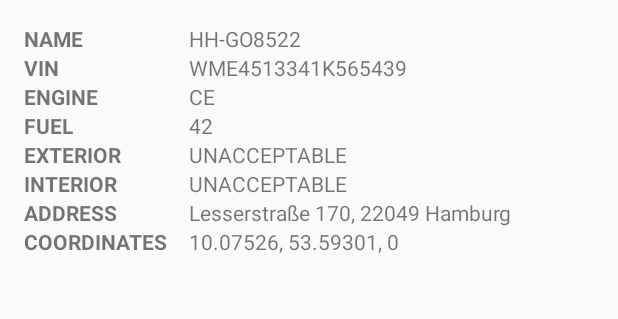
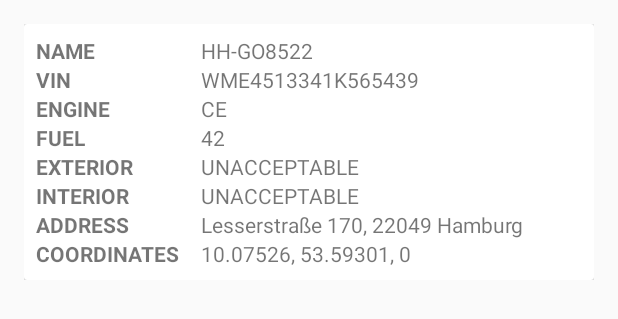
Before and after one commit to Chrissetiana/wunder-app, an Android app: the layout activity_detail.xml on its own in the app's theme, with its tools: preview values and no code run, on a phone screen of 412 x 824 dp. Shown: the top 319 px of the screen. Run offline under Robolectric (Android 15) with nearby library versions, the phone set to English and light mode, and no system bars.

```diff
--- a/app/build.gradle
+++ b/app/build.gradle
@@ -23,10 +23,10 @@ dependencies {
     implementation 'com.android.support:appcompat-v7:27.1.1'
     implementation 'com.android.support:design:27.1.1'
     implementation 'com.android.support:recyclerview-v7:27.1.1'
+    implementation 'com.android.support:cardview-v7:27.1.1'
     implementation 'com.google.android.gms:play-services-maps:15.0.1'
     implementation 'com.google.android.gms:play-services-location:15.0.1'
     implementation 'com.google.maps.android:android-maps-utils:0.5'
-    implementation 'com.google.code.gson:gson:2.8.0'
     testImplementation 'junit:junit:4.12'
     androidTestImplementation 'com.android.support.test:runner:1.0.2'
     androidTestImplementation 'com.android.support.test.espresso:espresso-core:3.0.2'
--- a/app/src/main/java/com/chrissetiana/wunderapp/MainActivity.java
+++ b/app/src/main/java/com/chrissetiana/wunderapp/MainActivity.java
@@ -12,7 +12,6 @@ import android.net.NetworkInfo;
 import android.os.Bundle;
 import android.support.v4.app.NavUtils;
 import android.support.v7.app.AppCompatActivity;
-import android.support.v7.widget.DividerItemDecoration;
 import android.support.v7.widget.LinearLayoutManager;
 import android.support.v7.widget.RecyclerView;
 import android.text.TextUtils;
@@ -51,9 +50,6 @@ public class MainActivity extends AppCompatActivity implements LoaderCallbacks<L
         listCars.setLayoutManager(layoutManager);
         listCars.setHasFixedSize(false);
         listCars.setAdapter(adapter);
-
-        DividerItemDecoration divider = new DividerItemDecoration(listCars.getContext(), layoutManager.getOrientation());
-        listCars.addItemDecoration(divider);
 
         ConnectivityManager connectivityManager = (ConnectivityManager) getSystemService(Context.CONNECTIVITY_SERVICE);
         assert connectivityManager != null;
--- a/app/src/main/java/com/chrissetiana/wunderapp/MapActivity.java
+++ b/app/src/main/java/com/chrissetiana/wunderapp/MapActivity.java
@@ -109,7 +109,7 @@ public class MapActivity extends AppCompatActivity implements OnMapReadyCallback
             map.getUiSettings().setAllGesturesEnabled(true);
             map.getUiSettings().setMyLocationButtonEnabled(true);
             map.setOnCameraIdleListener(clusterManager);
-            map.setOnInfoWindowClickListener(clusterManager);
+//            map.setOnInfoWindowClickListener(clusterManager);
             map.setOnMapClickListener(new GoogleMap.OnMapClickListener() {
                 @Override
                 public void onMapClick(LatLng latLng) {
--- a/app/src/main/res/layout/activity_detail.xml
+++ b/app/src/main/res/layout/activity_detail.xml
@@ -1,13 +1,25 @@
 <?xml version="1.0" encoding="utf-8"?>
 <LinearLayout xmlns:android="http://schemas.android.com/apk/res/android"
+    xmlns:card_view="http://schemas.android.com/apk/res-auto"
     xmlns:tools="http://schemas.android.com/tools"
+    android:layout_width="match_parent"
     android:layout_height="wrap_content"
-    android:layout_width="match_parent"
     android:layout_margin="@dimen/outer"
     android:orientation="vertical">
 
+    <android.support.v7.widget.CardView
+        android:layout_width="match_parent"
+        android:layout_height="wrap_content"
+        android:layout_gravity="center"
+        card_view:cardElevation="@dimen/card_elevation"
+        card_view:contentPadding="@dimen/inner">
+
         <LinearLayout
-        android:id="@+id/name"
+            android:layout_width="match_parent"
+            android:layout_height="wrap_content"
+            android:orientation="vertical">
+
+            <LinearLayout
                 android:layout_width="match_parent"
                 android:layout_height="wrap_content"
                 android:orientation="horizontal">
@@ -28,7 +40,6 @@
             </LinearLayout>
 
             <LinearLayout
-        android:id="@+id/vin"
                 android:layout_width="match_parent"
                 android:layout_height="wrap_content"
                 android:orientation="horizontal">
@@ -49,7 +60,6 @@
             </LinearLayout>
 
             <LinearLayout
-        android:id="@+id/engine"
                 android:layout_width="match_parent"
                 android:layout_height="wrap_content"
                 android:orientation="horizontal">
@@ -70,7 +80,6 @@
             </LinearLayout>
 
             <LinearLayout
-        android:id="@+id/fuel"
                 android:layout_width="match_parent"
                 android:layout_height="wrap_content"
                 android:orientation="horizontal">
@@ -91,7 +100,6 @@
             </LinearLayout>
 
             <LinearLayout
-        android:id="@+id/exterior"
                 android:layout_width="match_parent"
                 android:layout_height="wrap_content"
                 android:orientation="horizontal">
@@ -112,7 +120,6 @@
             </LinearLayout>
 
             <LinearLayout
-        android:id="@+id/interior"
                 android:layout_width="match_parent"
                 android:layout_height="wrap_content"
                 android:orientation="horizontal">
@@ -133,7 +140,6 @@
             </LinearLayout>
 
             <LinearLayout
-        android:id="@+id/address"
                 android:layout_width="match_parent"
                 android:layout_height="wrap_content"
                 android:orientation="horizontal">
@@ -174,3 +180,7 @@
             </LinearLayout>
 
         </LinearLayout>
+
+    </android.support.v7.widget.CardView>
+
+</LinearLayout>
--- a/app/src/main/res/layout/activity_map.xml
+++ b/app/src/main/res/layout/activity_map.xml
@@ -1,8 +1,10 @@
 <?xml version="1.0" encoding="utf-8"?>
 <LinearLayout xmlns:android="http://schemas.android.com/apk/res/android"
+    xmlns:tools="http://schemas.android.com/tools"
     android:layout_width="match_parent"
     android:layout_height="match_parent"
-    android:orientation="vertical">
+    android:orientation="vertical"
+    tools:context=".MapActivity">
 
     <fragment
         android:id="@+id/map_cars"
--- a/app/src/main/res/values/dimens.xml
+++ b/app/src/main/res/values/dimens.xml
@@ -4,4 +4,5 @@
     <dimen name="inner">8dp</dimen>
 
     <dimen name="label_width">110dp</dimen>
+    <dimen name="card_elevation">10dp</dimen>
 </resources>
--- a/app/src/main/res/values/strings.xml
+++ b/app/src/main/res/values/strings.xml
@@ -23,11 +23,9 @@
     <string name="car_coordinates">10.07526, 53.59301, 0</string>
 
     <string name="menu_map">Map View</string>
-    <string name="flip_view">Change View</string>
     <string name="map_type_none">NONE</string>
     <string name="map_type_normal">NORMAL</string>
     <string name="map_type_satellite">SATELLITE</string>
     <string name="map_type_hybrid">HYBRID</string>
     <string name="map_type_terrain">TERRAIN</string>
-    <string name="info_window">This is an info window</string>
 </resources>
```
Lines whose indentation alone changed are shown as unchanged.
